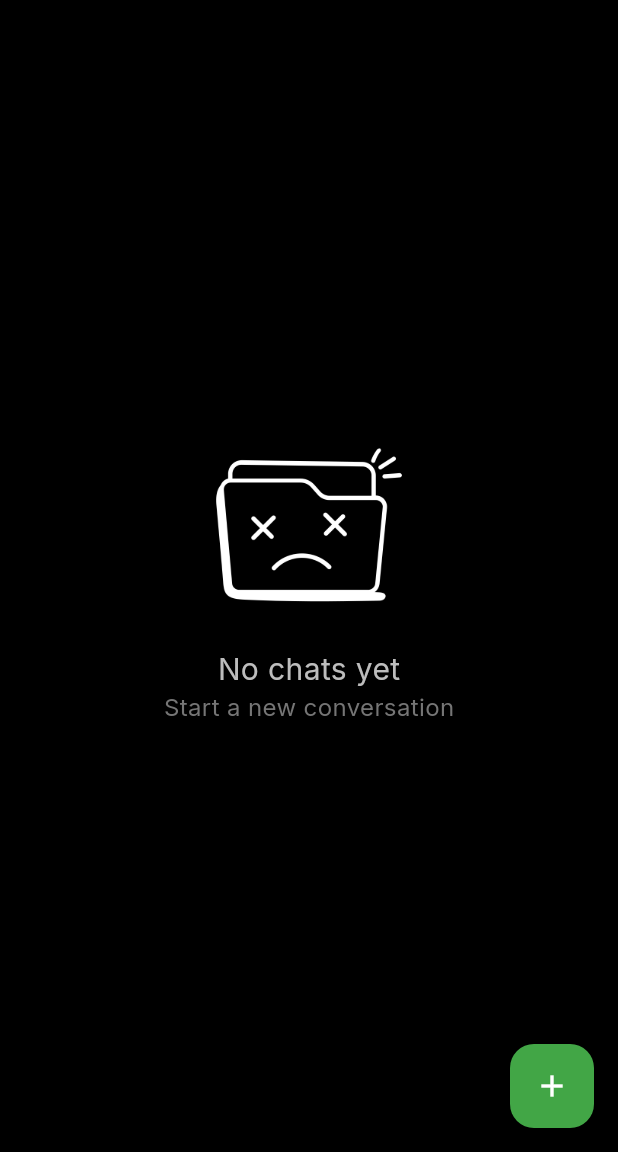
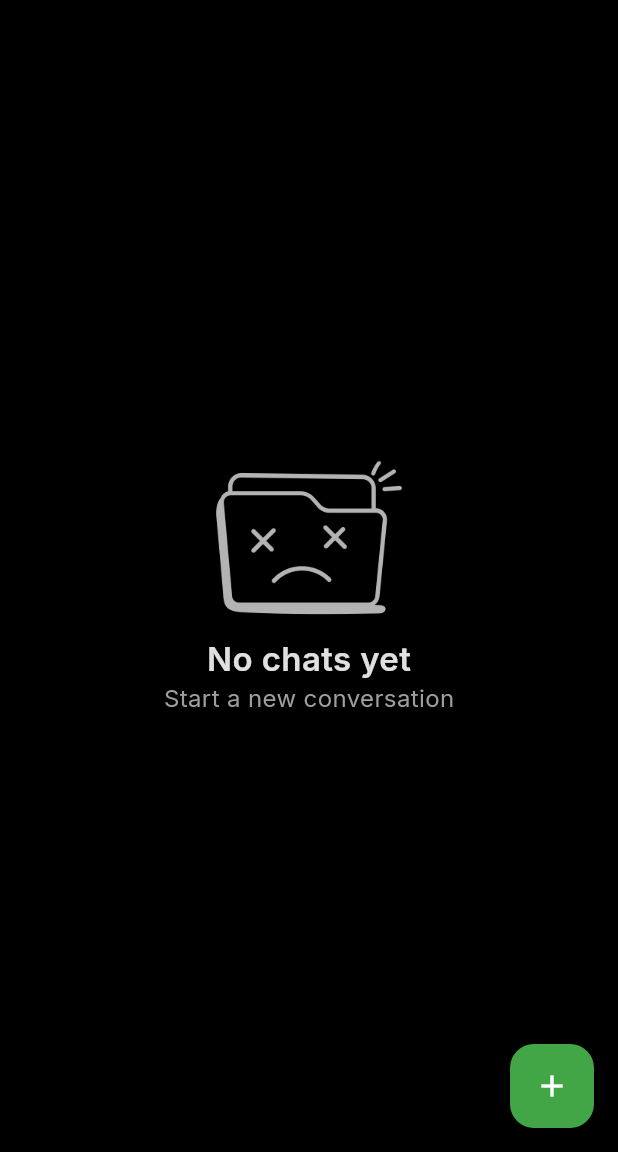
Before and after one commit to 0xAhmd/fake-mind, a Flutter app: the screen it shows after launch, on a phone screen of 412 x 824 dp, the part 84-1236 px from its top. Run offline on Flutter 3.47's test engine with Material 3 defaults, Android fonts, the phone set to English and light mode, and no system bars; our stand-ins replace cloud_firestore, connectivity_plus, equatable, firebase_auth, firebase_core, flutter_bloc and 5 more; missing offline and left inert: markdown; accounts and stored records are empty; generated files the repository leaves out were written again; network calls fail.

Commit message:
empty state fixes

```diff
--- a/lib/chat/presentation/widgets/chat_empty_view.dart
+++ b/lib/chat/presentation/widgets/chat_empty_view.dart
@@ -9,22 +9,32 @@ class ChatEmptyView extends StatelessWidget {
 
   @override
   Widget build(BuildContext context) {
+    final bool isSearching = searchQuery.isNotEmpty;
+
     return Center(
       child: Column(
         mainAxisAlignment: MainAxisAlignment.center,
         children: [
-          Image.asset(emptyStateImg, width: 130, color: Colors.white),
-          const SizedBox(height: 16),
-          Text(
-            searchQuery.isEmpty ? 'No chats yet' : 'No chats found',
-            style: GoogleFonts.inter(fontSize: 20, color: Colors.grey[400]),
+          Image.asset(
+            isSearching ? emptySearchStateImg : emptyStateImg,
+            width: 130,
+            color: Colors.white.withOpacity(0.7),
           ),
 
           Text(
-            searchQuery.isEmpty
-                ? 'Start a new conversation'
-                : 'Try a different search term',
-            style: GoogleFonts.inter(fontSize: 16, color: Colors.grey[600]),
+            isSearching ? 'No Chats Found' : 'No chats yet',
+            style: GoogleFonts.inter(
+              fontSize: 22,
+              color: Colors.grey[300],
+              fontWeight: FontWeight.w600,
+            ),
+          ),
+
+          Text(
+            isSearching
+                ? 'Try another search query'
+                : 'Start a new conversation',
+            style: GoogleFonts.inter(fontSize: 16, color: Colors.grey[500]),
           ),
         ],
       ),
--- a/lib/chat/presentation/widgets/chat_list_body.dart
+++ b/lib/chat/presentation/widgets/chat_list_body.dart
@@ -5,7 +5,6 @@ import 'package:fake_mind/chat/presentation/widgets/chat_err_view.dart';
 import 'package:fake_mind/chat/presentation/widgets/chat_list_view.dart';
 import 'package:fake_mind/chat/presentation/widgets/chat_search_bar.dart';
 import 'package:flutter/cupertino.dart';
-import 'package:flutter/material.dart';
 import 'package:flutter_bloc/flutter_bloc.dart';
 
 import '../../../../constants.dart';
@@ -18,20 +17,22 @@ class ChatListBody extends StatelessWidget {
     return BlocBuilder<ChatCubit, ChatState>(
       builder: (context, state) {
         if (state is ChatLoaded) {
-          final chats =
-              state.searchQuery.isEmpty
-                  ? state.chatHistory
-                  : state.filteredChats;
-
-          if (chats.isEmpty) {
-            return ChatEmptyView(searchQuery: state.searchQuery);
-          }
+          final chats = state.searchQuery.isEmpty
+              ? state.chatHistory
+              : state.filteredChats;
 
           return Column(
             children: [
+              // Show search bar if there are any chats in history
               if (state.chatHistory.isNotEmpty) const ChatSearchBar(),
               const SizedBox(height: 3),
-              Expanded(child: ChatListView(chats: chats)),
+
+              // Show content based on whether we have filtered results
+              Expanded(
+                child: chats.isEmpty
+                    ? ChatEmptyView(searchQuery: state.searchQuery)
+                    : ChatListView(chats: chats),
+              ),
             ],
           );
         }
--- a/lib/constants.dart
+++ b/lib/constants.dart
@@ -5,3 +5,4 @@ const Color kChatBubbleUser = Color(0xff42a646);
 const Color kChatBubbleBot = Color(0xff3a3a3a);
 const String emptyStateImg = 'assets/empty-folder.png';
 const String startStateImg = 'assets/power.png';
+const String emptySearchStateImg = 'assets/404-error.png';
```
Also changed, not shown: lib/chat/presentation/cubit/chat_cubit.dart (+5 -4 lines), lib/chat/presentation/widgets/chat_search_bar.dart (+21 -3 lines), assets/404-error.png (added).
